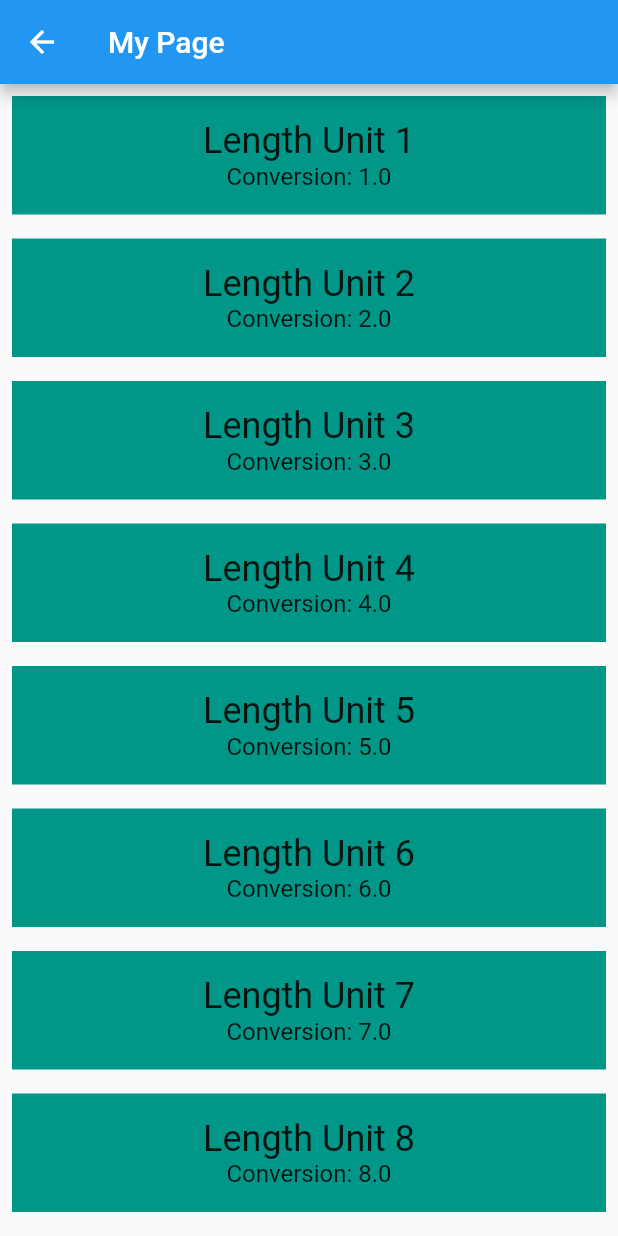
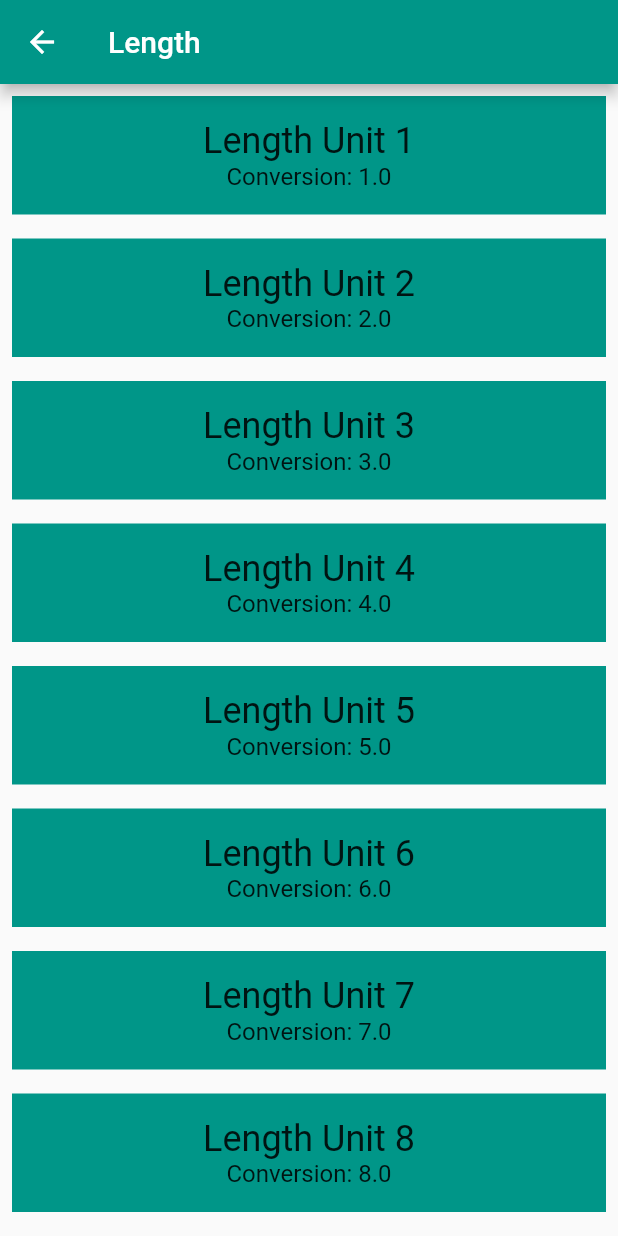
Before and after one commit to akaTJ/udacity-flutter, a Flutter app: the screen it shows after launch, after a tap on "Length", on a phone screen of 412 x 824 dp. Run offline on Flutter 3.47's test engine with Material 2 defaults, Android fonts, the phone set to English and light mode, and no system bars.

Commit message:
Added a couple of more designs according to spec

```diff
--- a/task04_navigation/lib/category.dart
+++ b/task04_navigation/lib/category.dart
@@ -52,7 +52,10 @@ class Category extends StatelessWidget {
     Navigator.push(context, MaterialPageRoute<void>(
       builder: (BuildContext context) {
         return Scaffold(
-          appBar: AppBar(title: Text('My Page')),
+          appBar: AppBar(
+            title: Text(name),
+            backgroundColor: color,
+          ),
           body: ConverterRoute(
             units: units,
             color: color,
```
